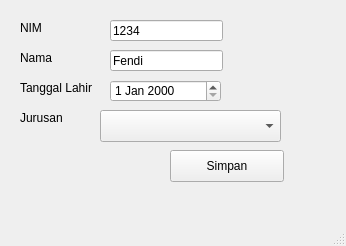
This is mahasiswa/mahasiswa.ui in endytc/praktikum as Qt 5 draws it before an edit. The edited form follows.
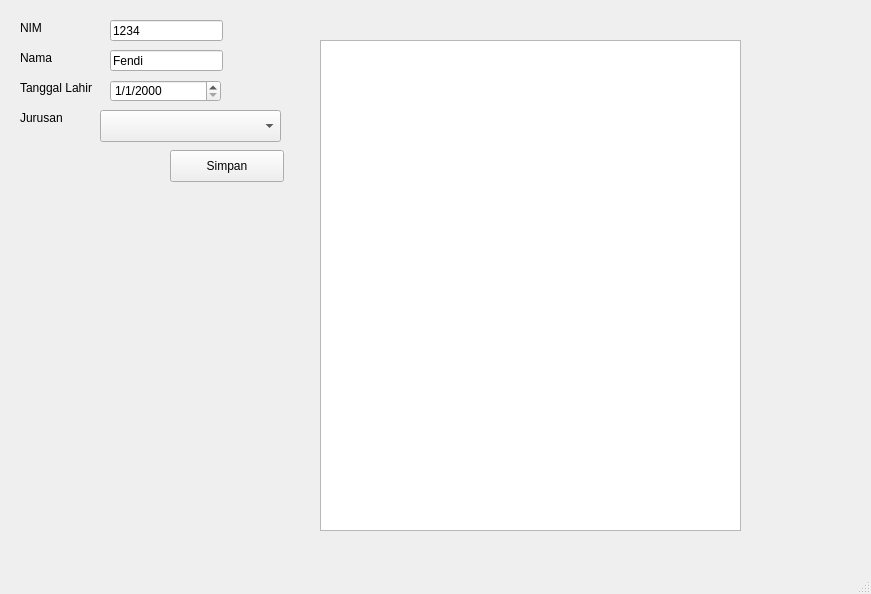
This is the edited form.

Patch:
```diff
--- a/mahasiswa/mahasiswa.ui
+++ b/mahasiswa/mahasiswa.ui
@@ -6,8 +6,8 @@
    <rect>
     <x>0</x>
     <y>0</y>
-    <width>346</width>
-    <height>246</height>
+    <width>871</width>
+    <height>594</height>
    </rect>
   </property>
   <property name="windowTitle">
@@ -101,6 +101,9 @@
       <height>22</height>
      </rect>
     </property>
+    <property name="displayFormat">
+     <string>d/M/yyyy</string>
+    </property>
    </widget>
    <widget class="QComboBox" name="jurusanComboBox">
     <property name="geometry">
@@ -125,6 +128,16 @@
      <string>Simpan</string>
     </property>
    </widget>
+   <widget class="QTableView" name="mahasiswaTableView">
+    <property name="geometry">
+     <rect>
+      <x>320</x>
+      <y>40</y>
+      <width>421</width>
+      <height>491</height>
+     </rect>
+    </property>
+   </widget>
   </widget>
   <widget class="QMenuBar" name="menubar">
    <property name="geometry">
```
Left out of the diff: 2 changed lines with no effect on the pictures.
